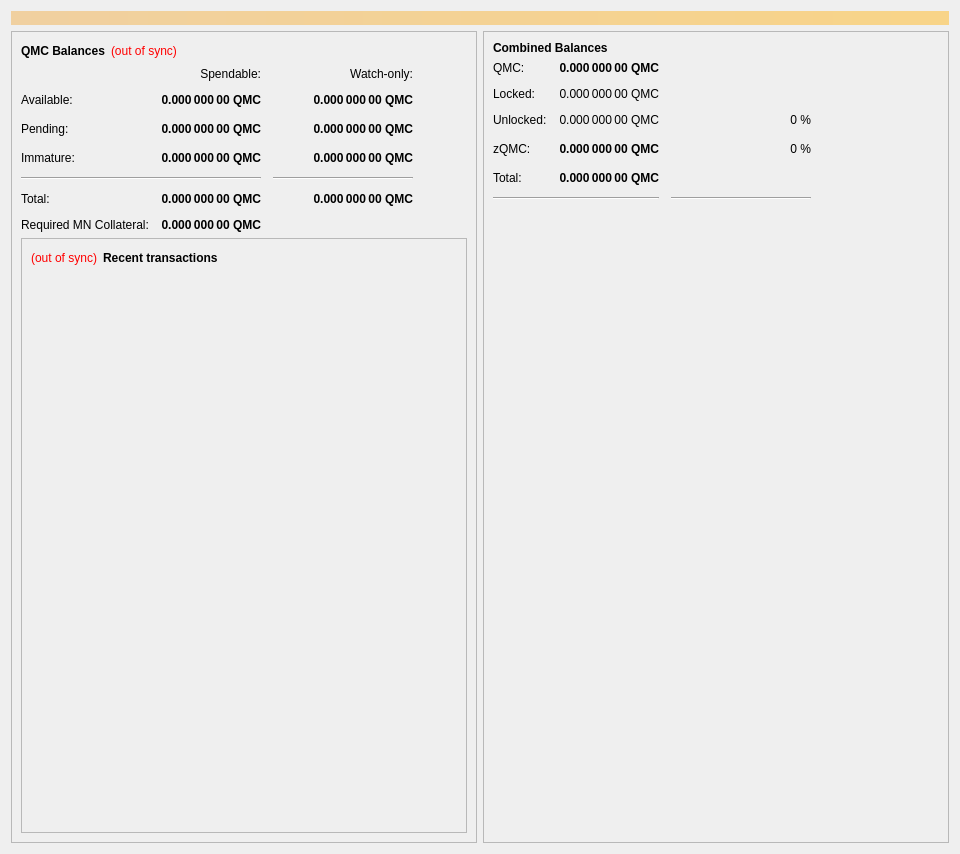
This is src/qt/forms/overviewpage.ui in project-qmc/QMC as Qt 5 draws it before an edit. The edited form follows.
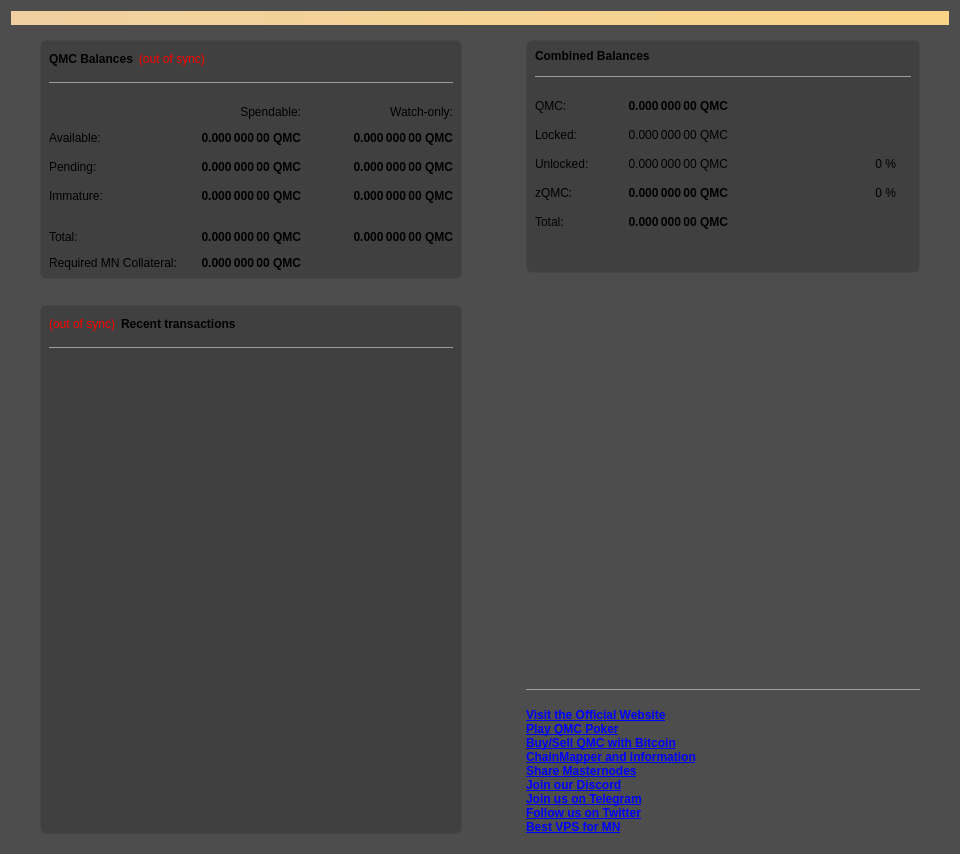
This is the edited form. Icons and pictures are not drawn.

Diff of the .ui file:
```diff
--- a/src/qt/forms/overviewpage.ui
+++ b/src/qt/forms/overviewpage.ui
@@ -19,6 +19,35 @@
   <property name="windowTitle">
    <string>Form</string>
   </property>
+  <property name="styleSheet">
+   <string notr="true">QWidget#OverviewPage
+{
+	background: #4d4d4d;
+	color: #FFFFFF;
+}
+
+QFrame[frameShape=&quot;4&quot;],
+QFrame[frameShape=&quot;5&quot;]
+{
+	background: grey;
+	border: none;
+	max-height: 1px;
+}
+
+QWidget#wid1, QWidget#wid2, QWidget#wid3
+{
+	background: #404040;
+	border: 1px solid transparent;
+	border-radius: 6px;
+	color: #FFFFFFF;
+}
+
+QFrame
+{
+	border: none;
+}
+</string>
+  </property>
   <layout class="QVBoxLayout" name="topLayout">
    <item>
     <widget class="QLabel" name="labelAlerts">
@@ -37,7 +66,23 @@
     </widget>
    </item>
    <item>
-    <layout class="QHBoxLayout" name="horizontalLayout" stretch="1,1">
+    <layout class="QHBoxLayout" name="horizontalLayout" stretch="0,1,0,1,0">
+     <item>
+      <spacer name="horizontalSpacer_5">
+       <property name="orientation">
+        <enum>Qt::Horizontal</enum>
+       </property>
+       <property name="sizeType">
+        <enum>QSizePolicy::Fixed</enum>
+       </property>
+       <property name="sizeHint" stdset="0">
+        <size>
+         <width>20</width>
+         <height>20</height>
+        </size>
+       </property>
+      </spacer>
+     </item>
      <item>
       <layout class="QVBoxLayout" name="verticalLayout_2">
        <item>
@@ -50,6 +95,11 @@
          </property>
          <layout class="QVBoxLayout" name="verticalLayout_4">
           <item>
+           <layout class="QVBoxLayout" name="verticalLayout_7">
+            <item>
+             <widget class="QWidget" name="wid1" native="true">
+              <layout class="QVBoxLayout" name="verticalLayout_10">
+               <item>
            <layout class="QHBoxLayout" name="horizontalLayout_4">
             <item>
              <widget class="QLabel" name="label_5">
@@ -59,6 +109,9 @@
                 <bold>true</bold>
                </font>
               </property>
+                   <property name="styleSheet">
+                    <string notr="true"/>
+                   </property>
               <property name="text">
                <string>QMC Balances</string>
               </property>
@@ -98,122 +151,38 @@
             </item>
            </layout>
           </item>
+               <item>
+                <widget class="QLabel" name="label">
+                 <property name="text">
+                  <string>&lt;hr&gt;</string>
+                 </property>
+                </widget>
+               </item>
+               <item>
+                <spacer name="verticalSpacer_2">
+                 <property name="orientation">
+                  <enum>Qt::Vertical</enum>
+                 </property>
+                 <property name="sizeType">
+                  <enum>QSizePolicy::Fixed</enum>
+                 </property>
+                 <property name="sizeHint" stdset="0">
+                  <size>
+                   <width>20</width>
+                   <height>10</height>
+                  </size>
+                 </property>
+                </spacer>
+               </item>
           <item>
            <layout class="QGridLayout" name="gridLayout">
             <property name="spacing">
              <number>12</number>
             </property>
-            <item row="2" column="1">
-             <widget class="QLabel" name="labelUnconfirmed">
-              <property name="font">
-               <font>
-                <weight>75</weight>
-                <bold>true</bold>
-               </font>
-              </property>
-              <property name="cursor">
-               <cursorShape>IBeamCursor</cursorShape>
-              </property>
-              <property name="toolTip">
-               <string>Total of transactions that have yet to be confirmed, and do not yet count toward the spendable balance</string>
-              </property>
+                 <item row="1" column="0">
+                  <widget class="QLabel" name="labelBalanceText">
               <property name="text">
-               <string notr="true">0.000 000 00 QMC</string>
-              </property>
-              <property name="alignment">
-               <set>Qt::AlignRight|Qt::AlignTrailing|Qt::AlignVCenter</set>
-              </property>
-              <property name="textInteractionFlags">
-               <set>Qt::LinksAccessibleByMouse|Qt::TextSelectableByKeyboard|Qt::TextSelectableByMouse</set>
-              </property>
-             </widget>
-            </item>
-            <item row="3" column="2">
-             <widget class="QLabel" name="labelWatchImmature">
-              <property name="font">
-               <font>
-                <weight>75</weight>
-                <bold>true</bold>
-               </font>
-              </property>
-              <property name="cursor">
-               <cursorShape>IBeamCursor</cursorShape>
-              </property>
-              <property name="toolTip">
-               <string>Staked or masternode rewards in watch-only addresses that has not yet matured</string>
-              </property>
-              <property name="text">
-               <string notr="true">0.000 000 00 QMC</string>
-              </property>
-              <property name="alignment">
-               <set>Qt::AlignRight|Qt::AlignTrailing|Qt::AlignVCenter</set>
-              </property>
-              <property name="textInteractionFlags">
-               <set>Qt::LinksAccessibleByMouse|Qt::TextSelectableByKeyboard|Qt::TextSelectableByMouse</set>
-              </property>
-             </widget>
-            </item>
-            <item row="3" column="1">
-             <widget class="QLabel" name="labelImmature">
-              <property name="font">
-               <font>
-                <weight>75</weight>
-                <bold>true</bold>
-               </font>
-              </property>
-              <property name="cursor">
-               <cursorShape>IBeamCursor</cursorShape>
-              </property>
-              <property name="toolTip">
-               <string>Staked or masternode rewards that has not yet matured</string>
-              </property>
-              <property name="text">
-               <string notr="true">0.000 000 00 QMC</string>
-              </property>
-              <property name="alignment">
-               <set>Qt::AlignRight|Qt::AlignTrailing|Qt::AlignVCenter</set>
-              </property>
-              <property name="textInteractionFlags">
-               <set>Qt::LinksAccessibleByMouse|Qt::TextSelectableByKeyboard|Qt::TextSelectableByMouse</set>
-              </property>
-             </widget>
-            </item>
-            <item row="2" column="3">
-             <spacer name="horizontalSpacer_2">
-              <property name="orientation">
-               <enum>Qt::Horizontal</enum>
-              </property>
-              <property name="sizeHint" stdset="0">
-               <size>
-                <width>40</width>
-                <height>20</height>
-               </size>
-              </property>
-             </spacer>
-            </item>
-            <item row="4" column="0" colspan="2">
-             <widget class="Line" name="lineSpendableBalance">
-              <property name="orientation">
-               <enum>Qt::Horizontal</enum>
-              </property>
-             </widget>
-            </item>
-            <item row="4" column="2">
-             <widget class="Line" name="lineWatchBalance">
-              <property name="sizePolicy">
-               <sizepolicy hsizetype="Preferred" vsizetype="Fixed">
-                <horstretch>0</horstretch>
-                <verstretch>0</verstretch>
-               </sizepolicy>
-              </property>
-              <property name="minimumSize">
-               <size>
-                <width>140</width>
-                <height>0</height>
-               </size>
-              </property>
-              <property name="orientation">
-               <enum>Qt::Horizontal</enum>
+                    <string>Available:</string>
               </property>
              </widget>
             </item>
@@ -224,6 +193,29 @@
               </property>
              </widget>
             </item>
+                 <item row="0" column="2">
+                  <widget class="QLabel" name="labelSpendable">
+                   <property name="text">
+                    <string>Spendable:</string>
+                   </property>
+                   <property name="alignment">
+                    <set>Qt::AlignRight|Qt::AlignTrailing|Qt::AlignVCenter</set>
+                   </property>
+                  </widget>
+                 </item>
+                 <item row="2" column="5">
+                  <spacer name="horizontalSpacer_2">
+                   <property name="orientation">
+                    <enum>Qt::Horizontal</enum>
+                   </property>
+                   <property name="sizeHint" stdset="0">
+                    <size>
+                     <width>40</width>
+                     <height>20</height>
+                    </size>
+                   </property>
+                  </spacer>
+                 </item>
             <item row="7" column="0">
              <widget class="QLabel" name="labelTotalText2">
               <property name="text">
@@ -231,58 +223,15 @@
               </property>
              </widget>
             </item>
-            <item row="7" column="1">
-             <widget class="QLabel" name="labelTotal2">
-              <property name="font">
-               <font>
-                <weight>75</weight>
-                <bold>true</bold>
-               </font>
-              </property>
-              <property name="cursor">
-               <cursorShape>IBeamCursor</cursorShape>
-              </property>
-              <property name="toolTip">
-               <string>Your current total balance</string>
-              </property>
+                 <item row="2" column="0">
+                  <widget class="QLabel" name="labelPendingText">
               <property name="text">
-               <string notr="true">0.000 000 00 QMC</string>
-              </property>
-              <property name="alignment">
-               <set>Qt::AlignRight|Qt::AlignTrailing|Qt::AlignVCenter</set>
-              </property>
-              <property name="textInteractionFlags">
-               <set>Qt::LinksAccessibleByMouse|Qt::TextSelectableByKeyboard|Qt::TextSelectableByMouse</set>
-              </property>
-             </widget>
-            </item>
-            <item row="5" column="2">
-             <widget class="QLabel" name="labelWatchTotal">
-              <property name="font">
-               <font>
-                <weight>75</weight>
-                <bold>true</bold>
-               </font>
-              </property>
-              <property name="cursor">
-               <cursorShape>IBeamCursor</cursorShape>
-              </property>
-              <property name="toolTip">
-               <string>Current total balance in watch-only addresses</string>
-              </property>
-              <property name="text">
-               <string notr="true">0.000 000 00 QMC</string>
-              </property>
-              <property name="alignment">
-               <set>Qt::AlignRight|Qt::AlignTrailing|Qt::AlignVCenter</set>
-              </property>
-              <property name="textInteractionFlags">
-               <set>Qt::LinksAccessibleByMouse|Qt::TextSelectableByKeyboard|Qt::TextSelectableByMouse</set>
+                    <string>Pending:</string>
               </property>
              </widget>
             </item>
             <item row="2" column="2">
-             <widget class="QLabel" name="labelWatchPending">
+                  <widget class="QLabel" name="labelUnconfirmed">
               <property name="font">
                <font>
                 <weight>75</weight>
@@ -306,17 +255,32 @@
               </property>
              </widget>
             </item>
-            <item row="0" column="1">
-             <widget class="QLabel" name="labelSpendable">
+                 <item row="3" column="4">
+                  <widget class="QLabel" name="labelWatchImmature">
+                   <property name="font">
+                    <font>
+                     <weight>75</weight>
+                     <bold>true</bold>
+                    </font>
+                   </property>
+                   <property name="cursor">
+                    <cursorShape>IBeamCursor</cursorShape>
+                   </property>
+                   <property name="toolTip">
+                    <string>Staked or masternode rewards in watch-only addresses that has not yet matured</string>
+                   </property>
               <property name="text">
-               <string>Spendable:</string>
+                    <string notr="true">0.000 000 00 QMC</string>
               </property>
               <property name="alignment">
                <set>Qt::AlignRight|Qt::AlignTrailing|Qt::AlignVCenter</set>
               </property>
-             </widget>
-            </item>
-            <item row="0" column="2">
+                   <property name="textInteractionFlags">
+                    <set>Qt::LinksAccessibleByMouse|Qt::TextSelectableByKeyboard|Qt::TextSelectableByMouse</set>
+                   </property>
+                  </widget>
+                 </item>
+                 <item row="0" column="4">
              <widget class="QLabel" name="labelWatchonly">
               <property name="text">
                <string>Watch-only:</string>
@@ -326,14 +290,7 @@
               </property>
              </widget>
             </item>
-            <item row="1" column="0">
-             <widget class="QLabel" name="labelBalanceText">
-              <property name="text">
-               <string>Available:</string>
-              </property>
-             </widget>
-            </item>
-            <item row="1" column="1">
+                 <item row="1" column="2">
              <widget class="QLabel" name="labelBalance">
               <property name="font">
                <font>
@@ -365,7 +322,57 @@
               </property>
              </widget>
             </item>
-            <item row="5" column="1">
+                 <item row="7" column="2">
+                  <widget class="QLabel" name="labelTotal2">
+                   <property name="font">
+                    <font>
+                     <weight>75</weight>
+                     <bold>true</bold>
+                    </font>
+                   </property>
+                   <property name="cursor">
+                    <cursorShape>IBeamCursor</cursorShape>
+                   </property>
+                   <property name="toolTip">
+                    <string>Your current total balance</string>
+                   </property>
+                   <property name="text">
+                    <string notr="true">0.000 000 00 QMC</string>
+                   </property>
+                   <property name="alignment">
+                    <set>Qt::AlignRight|Qt::AlignTrailing|Qt::AlignVCenter</set>
+                   </property>
+                   <property name="textInteractionFlags">
+                    <set>Qt::LinksAccessibleByMouse|Qt::TextSelectableByKeyboard|Qt::TextSelectableByMouse</set>
+                   </property>
+                  </widget>
+                 </item>
+                 <item row="5" column="4">
+                  <widget class="QLabel" name="labelWatchTotal">
+                   <property name="font">
+                    <font>
+                     <weight>75</weight>
+                     <bold>true</bold>
+                    </font>
+                   </property>
+                   <property name="cursor">
+                    <cursorShape>IBeamCursor</cursorShape>
+                   </property>
+                   <property name="toolTip">
+                    <string>Current total balance in watch-only addresses</string>
+                   </property>
+                   <property name="text">
+                    <string notr="true">0.000 000 00 QMC</string>
+                   </property>
+                   <property name="alignment">
+                    <set>Qt::AlignRight|Qt::AlignTrailing|Qt::AlignVCenter</set>
+                   </property>
+                   <property name="textInteractionFlags">
+                    <set>Qt::LinksAccessibleByMouse|Qt::TextSelectableByKeyboard|Qt::TextSelectableByMouse</set>
+                   </property>
+                  </widget>
+                 </item>
+                 <item row="5" column="2">
              <widget class="QLabel" name="labelTotal">
               <property name="font">
                <font>
@@ -390,7 +397,7 @@
               </property>
              </widget>
             </item>
-            <item row="1" column="2">
+                 <item row="1" column="4">
              <widget class="QLabel" name="labelWatchAvailable">
               <property name="font">
                <font>
@@ -415,23 +422,137 @@
               </property>
              </widget>
             </item>
-            <item row="2" column="0">
-             <widget class="QLabel" name="labelPendingText">
+                 <item row="3" column="2">
+                  <widget class="QLabel" name="labelImmature">
+                   <property name="font">
+                    <font>
+                     <weight>75</weight>
+                     <bold>true</bold>
+                    </font>
+                   </property>
+                   <property name="cursor">
+                    <cursorShape>IBeamCursor</cursorShape>
+                   </property>
+                   <property name="toolTip">
+                    <string>Staked or masternode rewards that has not yet matured</string>
+                   </property>
               <property name="text">
-               <string>Pending:</string>
-              </property>
-             </widget>
-            </item>
-           </layout>
-          </item>
+                    <string notr="true">0.000 000 00 QMC</string>
+                   </property>
+                   <property name="alignment">
+                    <set>Qt::AlignRight|Qt::AlignTrailing|Qt::AlignVCenter</set>
+                   </property>
+                   <property name="textInteractionFlags">
+                    <set>Qt::LinksAccessibleByMouse|Qt::TextSelectableByKeyboard|Qt::TextSelectableByMouse</set>
+                   </property>
+                  </widget>
+                 </item>
+                 <item row="2" column="4">
+                  <widget class="QLabel" name="labelWatchPending">
+                   <property name="font">
+                    <font>
+                     <weight>75</weight>
+                     <bold>true</bold>
+                    </font>
+                   </property>
+                   <property name="cursor">
+                    <cursorShape>IBeamCursor</cursorShape>
+                   </property>
+                   <property name="toolTip">
+                    <string>Unconfirmed transactions to watch-only addresses</string>
+                   </property>
+                   <property name="text">
+                    <string notr="true">0.000 000 00 QMC</string>
+                   </property>
+                   <property name="alignment">
+                    <set>Qt::AlignRight|Qt::AlignTrailing|Qt::AlignVCenter</set>
+                   </property>
+                   <property name="textInteractionFlags">
+                    <set>Qt::LinksAccessibleByMouse|Qt::TextSelectableByKeyboard|Qt::TextSelectableByMouse</set>
+                   </property>
+                  </widget>
+                 </item>
+                 <item row="2" column="1">
+                  <spacer name="horizontalSpacer_8">
+                   <property name="orientation">
+                    <enum>Qt::Horizontal</enum>
+                   </property>
+                   <property name="sizeHint" stdset="0">
+                    <size>
+                     <width>40</width>
+                     <height>20</height>
+                    </size>
+                   </property>
+                  </spacer>
+                 </item>
+                 <item row="4" column="4">
+                  <widget class="Line" name="lineWatchBalance">
+                   <property name="sizePolicy">
+                    <sizepolicy hsizetype="Preferred" vsizetype="Fixed">
+                     <horstretch>0</horstretch>
+                     <verstretch>0</verstretch>
+                    </sizepolicy>
+                   </property>
+                   <property name="minimumSize">
+                    <size>
+                     <width>140</width>
+                     <height>0</height>
+                    </size>
+                   </property>
+                   <property name="frameShadow">
+                    <enum>QFrame::Plain</enum>
+                   </property>
+                   <property name="orientation">
+                    <enum>Qt::Horizontal</enum>
+                   </property>
+                  </widget>
+                 </item>
+                 <item row="4" column="0" colspan="3">
+                  <widget class="Line" name="lineSpendableBalance">
+                   <property name="frameShadow">
+                    <enum>QFrame::Plain</enum>
+                   </property>
+                   <property name="orientation">
+                    <enum>Qt::Horizontal</enum>
+                   </property>
+                  </widget>
+                 </item>
+                 <item row="2" column="3">
+                  <spacer name="horizontalSpacer_9">
+                   <property name="orientation">
+                    <enum>Qt::Horizontal</enum>
+                   </property>
+                   <property name="sizeHint" stdset="0">
+                    <size>
+                     <width>40</width>
+                     <height>20</height>
+                    </size>
+                   </property>
+                  </spacer>
+                 </item>
+                </layout>
+               </item>
+              </layout>
+             </widget>
+            </item>
           <item>
-           <widget class="QFrame" name="frame_2">
-            <property name="frameShape">
-             <enum>QFrame::StyledPanel</enum>
-            </property>
-            <property name="frameShadow">
-             <enum>QFrame::Raised</enum>
-            </property>
+             <spacer name="verticalSpacer_3">
+              <property name="orientation">
+               <enum>Qt::Vertical</enum>
+              </property>
+              <property name="sizeType">
+               <enum>QSizePolicy::Fixed</enum>
+              </property>
+              <property name="sizeHint" stdset="0">
+               <size>
+                <width>20</width>
+                <height>20</height>
+               </size>
+              </property>
+             </spacer>
+            </item>
+            <item>
+             <widget class="QWidget" name="wid2" native="true">
             <layout class="QVBoxLayout" name="verticalLayout">
              <item>
               <layout class="QHBoxLayout" name="horizontalLayout_2">
@@ -482,6 +603,29 @@
                </item>
               </layout>
              </item>
+               <item>
+                <widget class="QLabel" name="label_2">
+                 <property name="text">
+                  <string>&lt;hr&gt;</string>
+                 </property>
+                </widget>
+               </item>
+               <item>
+                <spacer name="verticalSpacer_4">
+                 <property name="orientation">
+                  <enum>Qt::Vertical</enum>
+                 </property>
+                 <property name="sizeType">
+                  <enum>QSizePolicy::Fixed</enum>
+                 </property>
+                 <property name="sizeHint" stdset="0">
+                  <size>
+                   <width>20</width>
+                   <height>10</height>
+                  </size>
+                 </property>
+                </spacer>
+               </item>
              <item>
               <widget class="QListView" name="listTransactions">
                <property name="styleSheet">
@@ -505,10 +649,28 @@
            </widget>
           </item>
          </layout>
+          </item>
+         </layout>
         </widget>
        </item>
       </layout>
      </item>
+     <item>
+      <spacer name="horizontalSpacer_4">
+       <property name="orientation">
+        <enum>Qt::Horizontal</enum>
+       </property>
+       <property name="sizeType">
+        <enum>QSizePolicy::Fixed</enum>
+       </property>
+       <property name="sizeHint" stdset="0">
+        <size>
+         <width>40</width>
+         <height>20</height>
+        </size>
+       </property>
+      </spacer>
+     </item>
      <item>
       <layout class="QVBoxLayout" name="verticalLayout_3">
        <item>
@@ -521,6 +683,9 @@
          </property>
          <layout class="QVBoxLayout" name="verticalLayout_5">
           <item>
+           <widget class="QWidget" name="wid3" native="true">
+            <layout class="QVBoxLayout" name="verticalLayout_11">
+             <item>
            <layout class="QHBoxLayout" name="horizontalLayout_5" stretch="0">
             <item>
              <widget class="QLabel" name="label_5z">
@@ -546,19 +711,108 @@
             </item>
            </layout>
           </item>
+             <item>
+              <widget class="QLabel" name="label_3">
+               <property name="text">
+                <string>&lt;hr&gt;</string>
+               </property>
+              </widget>
+             </item>
+             <item>
+              <spacer name="verticalSpacer_5">
+               <property name="orientation">
+                <enum>Qt::Vertical</enum>
+               </property>
+               <property name="sizeType">
+                <enum>QSizePolicy::Fixed</enum>
+               </property>
+               <property name="sizeHint" stdset="0">
+                <size>
+                 <width>20</width>
+                 <height>10</height>
+                </size>
+               </property>
+              </spacer>
+             </item>
           <item>
            <layout class="QGridLayout" name="gridLayout_3">
             <property name="spacing">
              <number>12</number>
             </property>
-            <item row="7" column="0" colspan="2">
+               <item row="2" column="0">
+                <widget class="QLabel" name="labelLockedBalanceText">
+                 <property name="toolTip">
+                  <string>Locked QMC or Masternode collaterals. These are excluded from zQMC minting.</string>
+                 </property>
+                 <property name="text">
+                  <string>Locked:</string>
+                 </property>
+                </widget>
+               </item>
+               <item row="3" column="2">
+                <widget class="QLabel" name="labelUnLockedBalance">
+                 <property name="toolTip">
+                  <string>Unlocked QMCs. These can be used for zQMC minting.</string>
+                 </property>
+                 <property name="text">
+                  <string>0.000 000 00 QMC</string>
+                 </property>
+                 <property name="alignment">
+                  <set>Qt::AlignRight|Qt::AlignTrailing|Qt::AlignVCenter</set>
+                 </property>
+                </widget>
+               </item>
+               <item row="4" column="5">
+                <spacer name="horizontalSpacer_6">
+                 <property name="orientation">
+                  <enum>Qt::Horizontal</enum>
+                 </property>
+                 <property name="sizeHint" stdset="0">
+                  <size>
+                   <width>40</width>
+                   <height>20</height>
+                  </size>
+                 </property>
+                </spacer>
+               </item>
+               <item row="3" column="4">
+                <widget class="QLabel" name="labelQMCPercent">
+                 <property name="text">
+                  <string>0 %</string>
+                 </property>
+                 <property name="alignment">
+                  <set>Qt::AlignRight|Qt::AlignTrailing|Qt::AlignVCenter</set>
+                 </property>
+                </widget>
+               </item>
+               <item row="4" column="4">
+                <widget class="QLabel" name="labelzQMCPercent">
+                 <property name="toolTip">
+                  <string>Current percentage of zQMC.
+If AutoMint is enabled this percentage will settle around the configured AutoMint percentage (default = 10%)</string>
+                 </property>
+                 <property name="text">
+                  <string>0 %</string>
+                 </property>
+                 <property name="alignment">
+                  <set>Qt::AlignRight|Qt::AlignTrailing|Qt::AlignVCenter</set>
+                 </property>
+                </widget>
+               </item>
+               <item row="7" column="0" colspan="3">
              <widget class="Line" name="lineSpendableBalance_3">
+                 <property name="enabled">
+                  <bool>true</bool>
+                 </property>
+                 <property name="frameShadow">
+                  <enum>QFrame::Plain</enum>
+                 </property>
               <property name="orientation">
                <enum>Qt::Horizontal</enum>
               </property>
              </widget>
             </item>
-            <item row="7" column="2">
+               <item row="7" column="4">
              <widget class="Line" name="lineWatchBalance_3">
               <property name="sizePolicy">
                <sizepolicy hsizetype="Preferred" vsizetype="Fixed">
@@ -572,12 +826,32 @@
                 <height>0</height>
                </size>
               </property>
+                 <property name="frameShadow">
+                  <enum>QFrame::Plain</enum>
+                 </property>
               <property name="orientation">
                <enum>Qt::Horizontal</enum>
               </property>
              </widget>
             </item>
-            <item row="6" column="1">
+               <item row="3" column="0">
+                <widget class="QLabel" name="labelUnLockedBalanceText">
+                 <property name="toolTip">
+                  <string>Unlocked QMCs. These can be used for zQMC minting.</string>
+                 </property>
+                 <property name="text">
+                  <string>Unlocked:</string>
+                 </property>
+                </widget>
+               </item>
+               <item row="1" column="0">
+                <widget class="QLabel" name="labelBalanceTextz">
+                 <property name="text">
+                  <string>QMC:</string>
+                 </property>
+                </widget>
+               </item>
+               <item row="6" column="2">
              <widget class="QLabel" name="labelTotalz">
               <property name="font">
                <font>
@@ -609,50 +883,8 @@
               </property>
              </widget>
             </item>
-            <item row="1" column="0">
-             <widget class="QLabel" name="labelBalanceTextz">
-              <property name="text">
-               <string>QMC:</string>
-              </property>
-             </widget>
-            </item>
-            <item row="1" column="1">
-             <widget class="QLabel" name="labelBalancez">
-              <property name="font">
-               <font>
-                <weight>75</weight>
-                <bold>true</bold>
-               </font>
-              </property>
-              <property name="cursor">
-               <cursorShape>IBeamCursor</cursorShape>
-              </property>
-              <property name="toolTip">
-               <string>Your current spendable balance</string>
-              </property>
-              <property name="text">
-               <string notr="true">0.000 000 00 QMC</string>
-              </property>
-              <property name="alignment">
-               <set>Qt::AlignRight|Qt::AlignTrailing|Qt::AlignVCenter</set>
-              </property>
-              <property name="textInteractionFlags">
-               <set>Qt::LinksAccessibleByMouse|Qt::TextSelectableByKeyboard|Qt::TextSelectableByMouse</set>
-              </property>
-             </widget>
-            </item>
-            <item row="6" column="2">
-             <widget class="QLabel" name="label100Percent">
-              <property name="text">
-               <string/>
-              </property>
-              <property name="alignment">
-               <set>Qt::AlignRight|Qt::AlignTrailing|Qt::AlignVCenter</set>
-              </property>
-             </widget>
-            </item>
-            <item row="4" column="3">
-             <spacer name="horizontalSpacer_6">
+               <item row="2" column="1">
+                <spacer name="horizontalSpacer_10">
               <property name="orientation">
                <enum>Qt::Horizontal</enum>
               </property>
@@ -665,20 +897,6 @@
              </spacer>
             </item>
             <item row="4" column="2">
-             <widget class="QLabel" name="labelzQMCPercent">
-              <property name="toolTip">
-               <string>Current percentage of zQMC.
-If AutoMint is enabled this percentage will settle around the configured AutoMint percentage (default = 10%)</string>
-              </property>
-              <property name="text">
-               <string>0 %</string>
-              </property>
-              <property name="alignment">
-               <set>Qt::AlignRight|Qt::AlignTrailing|Qt::AlignVCenter</set>
-              </property>
-             </widget>
-            </item>
-            <item row="4" column="1">
              <widget class="QLabel" name="labelzBalancez">
               <property name="font">
                <font>
@@ -713,7 +931,42 @@
               </property>
              </widget>
             </item>
-            <item row="2" column="1">
+               <item row="1" column="2">
+                <widget class="QLabel" name="labelBalancez">
+                 <property name="font">
+                  <font>
+                   <weight>75</weight>
+                   <bold>true</bold>
+                  </font>
+                 </property>
+                 <property name="cursor">
+                  <cursorShape>IBeamCursor</cursorShape>
+                 </property>
+                 <property name="toolTip">
+                  <string>Your current spendable balance</string>
+                 </property>
+                 <property name="text">
+                  <string notr="true">0.000 000 00 QMC</string>
+                 </property>
+                 <property name="alignment">
+                  <set>Qt::AlignRight|Qt::AlignTrailing|Qt::AlignVCenter</set>
+                 </property>
+                 <property name="textInteractionFlags">
+                  <set>Qt::LinksAccessibleByMouse|Qt::TextSelectableByKeyboard|Qt::TextSelectableByMouse</set>
+                 </property>
+                </widget>
+               </item>
+               <item row="6" column="4">
+                <widget class="QLabel" name="label100Percent">
+                 <property name="text">
+                  <string/>
+                 </property>
+                 <property name="alignment">
+                  <set>Qt::AlignRight|Qt::AlignTrailing|Qt::AlignVCenter</set>
+                 </property>
+                </widget>
+               </item>
+               <item row="2" column="2">
              <widget class="QLabel" name="labelLockedBalance">
               <property name="toolTip">
                <string>Locked QMC or Masternode collaterals. These are excluded from zQMC minting.</string>
@@ -726,50 +979,39 @@
               </property>
              </widget>
             </item>
-            <item row="2" column="0">
-             <widget class="QLabel" name="labelLockedBalanceText">
-              <property name="toolTip">
-               <string>Locked QMC or Masternode collaterals. These are excluded from zQMC minting.</string>
-              </property>
-              <property name="text">
-               <string>Locked:</string>
-              </property>
-             </widget>
-            </item>
-            <item row="3" column="2">
-             <widget class="QLabel" name="labelQMCPercent">
-              <property name="text">
-               <string>0 %</string>
-              </property>
-              <property name="alignment">
-               <set>Qt::AlignRight|Qt::AlignTrailing|Qt::AlignVCenter</set>
-              </property>
-             </widget>
-            </item>
-            <item row="3" column="1">
-             <widget class="QLabel" name="labelUnLockedBalance">
-              <property name="toolTip">
-               <string>Unlocked QMCs. These can be used for zQMC minting.</string>
-              </property>
-              <property name="text">
-               <string>0.000 000 00 QMC</string>
-              </property>
-              <property name="alignment">
-               <set>Qt::AlignRight|Qt::AlignTrailing|Qt::AlignVCenter</set>
-              </property>
-             </widget>
-            </item>
-            <item row="3" column="0">
-             <widget class="QLabel" name="labelUnLockedBalanceText">
-              <property name="toolTip">
-               <string>Unlocked QMCs. These can be used for zQMC minting.</string>
-              </property>
-              <property name="text">
-               <string>Unlocked:</string>
-              </property>
-             </widget>
-            </item>
-           </layout>
+               <item row="2" column="3">
+                <spacer name="horizontalSpacer_11">
+                 <property name="orientation">
+                  <enum>Qt::Horizontal</enum>
+                 </property>
+                 <property name="sizeHint" stdset="0">
+                  <size>
+                   <width>40</width>
+                   <height>20</height>
+                  </size>
+                 </property>
+                </spacer>
+               </item>
+              </layout>
+             </item>
+             <item>
+              <spacer name="verticalSpacer_6">
+               <property name="orientation">
+                <enum>Qt::Vertical</enum>
+               </property>
+               <property name="sizeType">
+                <enum>QSizePolicy::Fixed</enum>
+               </property>
+               <property name="sizeHint" stdset="0">
+                <size>
+                 <width>20</width>
+                 <height>20</height>
+                </size>
+               </property>
+              </spacer>
+             </item>
+            </layout>
+           </widget>
           </item>
           <item>
            <spacer name="verticalSpacer">
@@ -784,11 +1026,40 @@
             </property>
            </spacer>
           </item>
+          <item>
+           <widget class="QLabel" name="label_6">
+            <property name="text">
+             <string>&lt;html&gt;&lt;head/&gt;&lt;body&gt;&lt;p&gt;&lt;img src=&quot;http://explorer.qmc.network/images/logo.png&quot;/&gt;&lt;/p&gt;&lt;hr/&gt;&lt;p&gt;&lt;a href=&quot;https://www.qmc.network&quot;&gt;&lt;span style=&quot; font-weight:600; text-decoration: underline; color:#0000ff;&quot;&gt;Visit the Official Website&lt;/span&gt;&lt;/a&gt;&lt;span style=&quot; font-weight:600;&quot;&gt;&lt;br/&gt;&lt;/span&gt;&lt;a href=&quot;http://poker.qmc.network&quot;&gt;&lt;span style=&quot; font-weight:600; text-decoration: underline; color:#0000ff;&quot;&gt;Play QMC Poker&lt;/span&gt;&lt;/a&gt;&lt;span style=&quot; font-weight:600;&quot;&gt;&lt;br/&gt;&lt;/span&gt;&lt;a href=&quot;https://wallet.escodex.com/market/ESCODEX.QMC_ESCODEX.BTC&quot;&gt;&lt;span style=&quot; font-weight:600; text-decoration: underline; color:#0000ff;&quot;&gt;Buy/Sell QMC with Bitcoin&lt;/span&gt;&lt;/a&gt;&lt;span style=&quot; font-weight:600;&quot;&gt;&lt;br/&gt;&lt;/span&gt;&lt;a href=&quot;https://chainmapper.com/qmc/&quot;&gt;&lt;span style=&quot; font-weight:600; text-decoration: underline; color:#0000ff;&quot;&gt;ChainMapper and information&lt;/span&gt;&lt;/a&gt;&lt;span style=&quot; font-weight:600;&quot;&gt;&lt;br/&gt;&lt;/span&gt;&lt;a href=&quot;https://mn.gtmcoin.io/master-nodes/edit?coin=147&quot;&gt;&lt;span style=&quot; font-weight:600; text-decoration: underline; color:#0000ff;&quot;&gt;Share Masternodes&lt;/span&gt;&lt;/a&gt;&lt;span style=&quot; font-weight:600;&quot;&gt;&lt;br/&gt;&lt;/span&gt;&lt;a href=&quot;https://discord.gg/fvzMCwA&quot;&gt;&lt;span style=&quot; font-weight:600; text-decoration: underline; color:#0000ff;&quot;&gt;Join our Discord&lt;/span&gt;&lt;/a&gt;&lt;span style=&quot; font-weight:600;&quot;&gt;&lt;br/&gt;&lt;/span&gt;&lt;a href=&quot;https://t.me/QMC_Network&quot;&gt;&lt;span style=&quot; font-weight:600; text-decoration: underline; color:#0000ff;&quot;&gt;Join us on Telegram&lt;/span&gt;&lt;/a&gt;&lt;span style=&quot; font-weight:600;&quot;&gt;&lt;br/&gt;&lt;/span&gt;&lt;a href=&quot;https://twitter.com/NetworkQmc&quot;&gt;&lt;span style=&quot; font-weight:600; text-decoration: underline; color:#0000ff;&quot;&gt;Follow us on Twitter&lt;/span&gt;&lt;/a&gt;&lt;span style=&quot; font-weight:600;&quot;&gt;&lt;br/&gt;&lt;/span&gt;&lt;a href=&quot;https://www.vultr.com/?ref=7598003&quot;&gt;&lt;span style=&quot; font-weight:600; text-decoration: underline; color:#0000ff;&quot;&gt;Best VPS for MN&lt;/span&gt;&lt;/a&gt;&lt;/p&gt;&lt;/body&gt;&lt;/html&gt;</string>
+            </property>
+            <property name="textFormat">
+             <enum>Qt::RichText</enum>
+            </property>
+            <property name="scaledContents">
+             <bool>true</bool>
+            </property>
+           </widget>
+          </item>
          </layout>
         </widget>
        </item>
       </layout>
      </item>
+     <item>
+      <spacer name="horizontalSpacer_7">
+       <property name="orientation">
+        <enum>Qt::Horizontal</enum>
+       </property>
+       <property name="sizeType">
+        <enum>QSizePolicy::Fixed</enum>
+       </property>
+       <property name="sizeHint" stdset="0">
+        <size>
+         <width>20</width>
+         <height>20</height>
+        </size>
+       </property>
+      </spacer>
+     </item>
     </layout>
    </item>
   </layout>
```
Left out of the diff: 5 changed lines with no effect on the pictures. Lines whose indentation alone changed are shown as unchanged.
